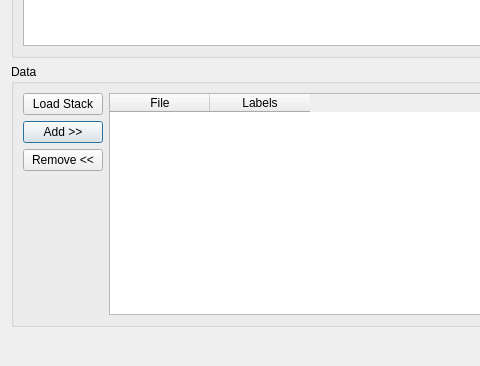
Before: the Qt Designer form ilastik/gui/dlgProject.ui in ilastik/ilastik-0.5, drawn with Qt 5; both pictures show x 0 to 480 and y 312 to 678 of the 861 by 678 pixel window.
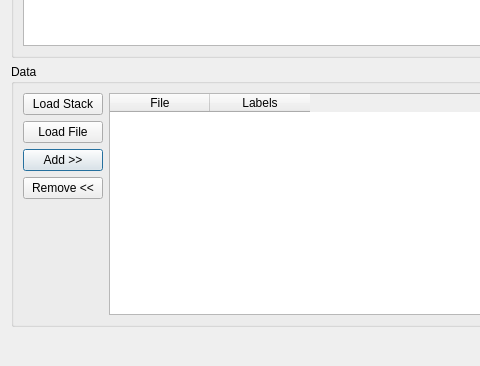
After: the same form once the commit is applied. Icons and pictures are not drawn.

Commit message: -Add a FileLoader, which will in future serve for loading image and h5 files.  Options and multichannel frame is connected, loading is not yet -Move the shape lookup to dataImpex and the call to it to loadOptions

The edit to the form file:
```diff
--- a/ilastik/gui/dlgProject.ui
+++ b/ilastik/gui/dlgProject.ui
@@ -153,6 +153,13 @@
           </property>
          </widget>
         </item>
+        <item>
+         <widget class="QPushButton" name="loadFileButton">
+          <property name="text">
+           <string>Load File</string>
+          </property>
+         </widget>
+        </item>
         <item>
          <widget class="QPushButton" name="addFile">
           <property name="text">
```
Left out of the diff: 4 changed lines with no effect on the pictures. The commit also changes 6 other files.
